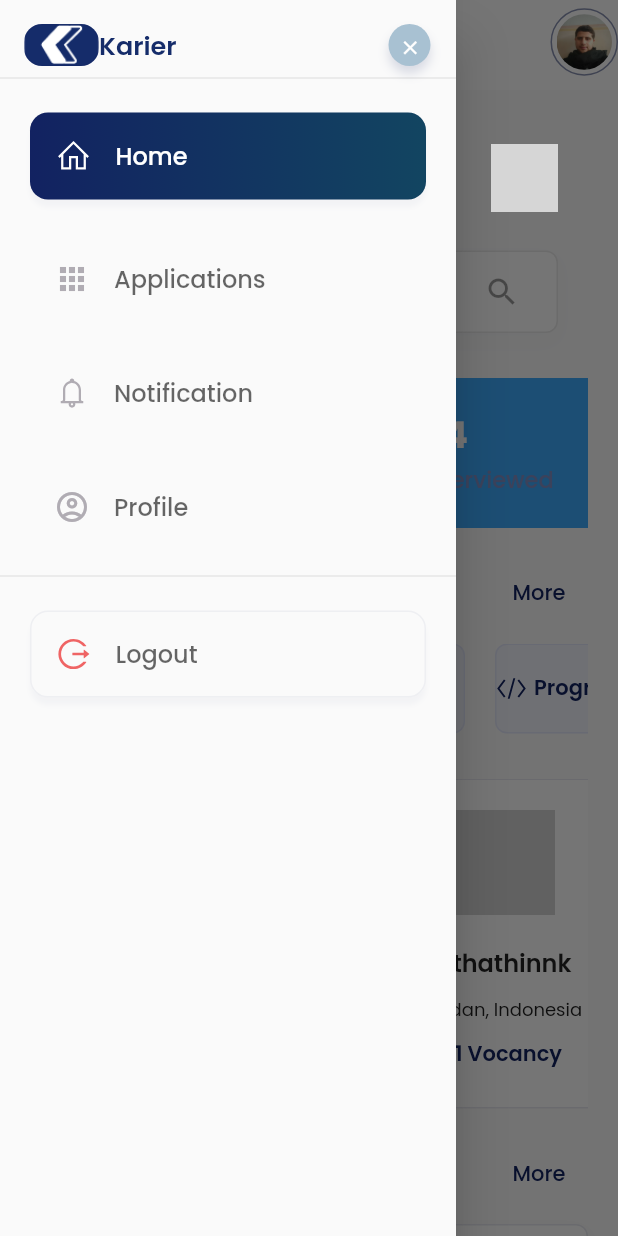
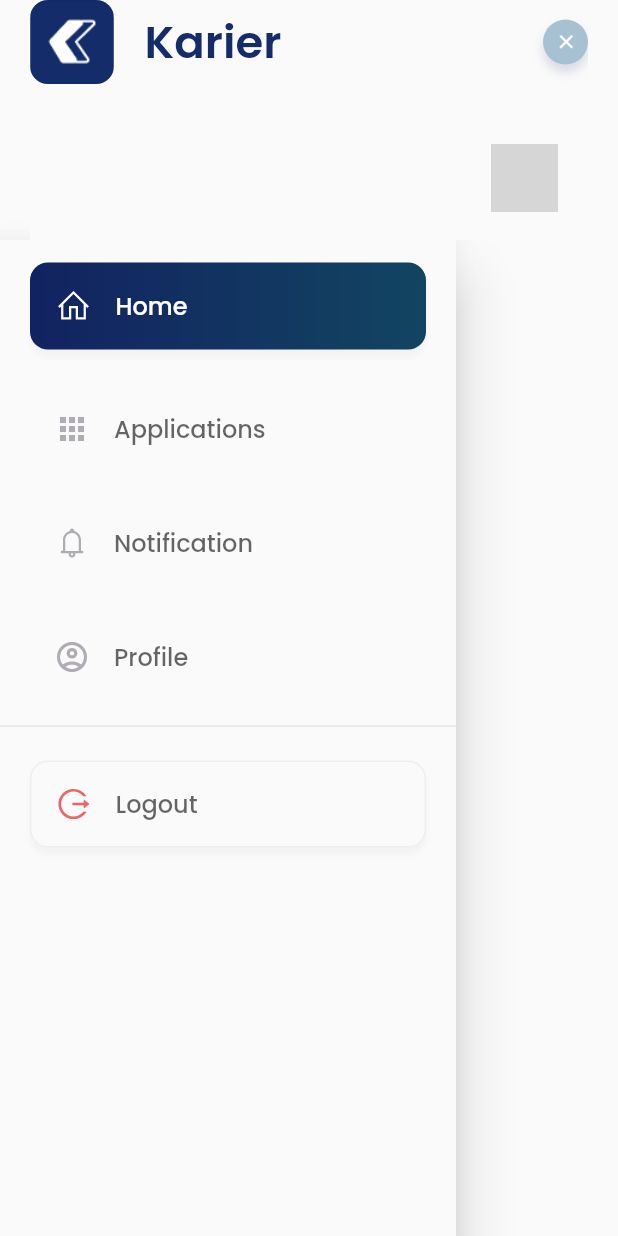
Before and after one commit to IsmailJibril/karier-job-portal, a Flutter app: the KarierHomePage screen opened directly, after a tap on an icon or button, on a phone screen of 412 x 824 dp. Run offline on Flutter 3.47's test engine with Material 2 defaults, Android fonts, the phone set to English and light mode, and no system bars; our stand-ins replace animate_do, carousel_slider, fl_chart, flutter_vector_icons, line_icons; missing offline and left inert: circle_progress_bar; network calls fail; grey boxes are pictures that could not be loaded.

Commit message:
second edir

```diff
--- a/lib/dummy/karier_json.dart
+++ b/lib/dummy/karier_json.dart
@@ -14,25 +14,32 @@ const List karierJson = [
     "description": "Let’s recruit your great candidate faster here ",
   }
 ];
-
+//[17.0, 70.0, 60.0, 75.0, 23.0, 60.0, 27.0, 80.0, 75.0]
+//[30.0, 17.0, 70.0, 55.0, 75.0, 23.0, 60.0, 27.0, 90.0]
 const List karierJobList = [
   {
     "name": "Jobs Applied",
     "point": 874,
-    "color": secondary,
+    "color": Color(0xFF122261),
     "percent": 0.8,
+    "state": "increases",
+    "data": [17.0, 70.0, 60.0, 75.0, 23.0, 60.0, 27.0, 80.0, 75.0]
   },
   {
     "name": "Interviewed",
     "point": 34,
-    "color": primary,
-    "percent": 0.3,
+    "color": Color(0xFF223FAF),
+    "percent": 0.6,
+    "state": "dncreases",
+    "data": [30.0, 17.0, 70.0, 55.0, 75.0, 23.0, 60.0, 27.0, 90.0]
   },
   {
     "name": "Detalied",
     "point": 500,
     "color": grey,
-    "percent": 0.6,
+    "percent": 0.7,
+    "state": "increases",
+    "data": [17.0, 70.0, 60.0, 75.0, 23.0, 60.0, 27.0, 80.0, 75.0]
   },
 ];
 
@@ -238,16 +245,7 @@ const List notifyJson = [
 ];
 
 const List skillsProfileJson = [
-  {
-    "skill": "Drawing",
-    "precentage": 0.7
-  },
-  {
-    "skill": "Research",
-    "precentage": 0.5
-  },
-  {
-    "skill": "Sketch",
-    "precentage": 0.8
-  },
+  {"skill": "Drawing", "precentage": 0.7},
+  {"skill": "Research", "precentage": 0.5},
+  {"skill": "Sketch", "precentage": 0.8},
 ];
--- a/lib/dummy/side_menu_json.dart
+++ b/lib/dummy/side_menu_json.dart
@@ -1,13 +1,10 @@
 
 import 'package:flutter/material.dart';
-import 'package:flutter_vector_icons/flutter_vector_icons.dart';
 import 'package:karier_job_portal/pages/karier_home_page.dart';
 import 'package:karier_job_portal/pages/notifications_page.dart';
 import 'package:karier_job_portal/pages/profile_page.dart';
 import 'package:karier_job_portal/pages/studio_home_page.dart';
 import 'package:line_icons/line_icons.dart';
-
-import '../pages/karier_apply_job_page.dart';
 
 List sideMenuItems = [
   {
--- a/lib/pages/drawer_page.dart
+++ b/lib/pages/drawer_page.dart
@@ -15,22 +15,23 @@ class _DrawerPageState extends State<DrawerPage> {
   List<Color> gradientColors = [Color(0xFF122261), Color(0xFF124561)];
   @override
   Widget build(BuildContext context) {
-    return Drawer(
-      child: ListView(
-        children: [getHeader(), getBody(), getFooter()],
-      ),
+    return Scaffold(
+      backgroundColor: Color(0xFFFAFAFA),
+      appBar: PreferredSize(
+          child: getAppBar(), preferredSize: Size.fromHeight(160)),
+      body: listDrawer(),
     );
   }
 
-  Widget getHeader() {
-    return SizedBox(
-      height: 60,
-      child: DrawerHeader(
-        child: Row(
-          children: [
-            Container(
-              width: 50,
-              height: 50,
+  Widget getAppBar() {
+    return Padding(
+      padding: const EdgeInsets.only(right: 20, left: 20),
+      child: AppBar(
+        backgroundColor: Color(0xFFFAFAFA),
+        elevation: 0,
+        leading: Container(
+          width: 70,
+          height: 45,
           decoration: BoxDecoration(
               color: white,
               borderRadius: BorderRadius.circular(12),
@@ -39,24 +40,25 @@ class _DrawerPageState extends State<DrawerPage> {
                   image: AssetImage("assets/images/Icon.png"),
                   fit: BoxFit.cover)),
         ),
-            Flexible(
-              child: Row(
-                mainAxisAlignment: MainAxisAlignment.spaceBetween,
-                children: [
-                  Text(
+        title: Container(
+          width: 100,
+          height: 50,
+          child: Center(
+            child: Text(
               "Karier",
               style: TextStyle(
                   color: Color(0xFF152C6A),
-                        fontSize: 17,
+                  fontSize: 30,
                   fontWeight: FontWeight.w600),
             ),
+          ),
+        ),
+        actions: [
           Container(
             width: 30,
             height: 30,
-                    decoration: BoxDecoration(
-                        color: grey,
-                        shape: BoxShape.circle,
-                        boxShadow: [
+            decoration:
+                BoxDecoration(color: grey, shape: BoxShape.circle, boxShadow: [
               BoxShadow(
                   color: secondary.withOpacity(0.15),
                   blurRadius: 5,
@@ -77,9 +79,16 @@ class _DrawerPageState extends State<DrawerPage> {
           ),
         ],
       ),
-            )
+    );
+  }
+
+  Widget listDrawer() {
+    return Drawer(
+      child: ListView(
+        children: [
+          getBody(),
+          getFooter(),
         ],
-        ),
       ),
     );
   }
@@ -193,10 +202,12 @@ class _DrawerPageState extends State<DrawerPage> {
                 ),
                 title: Text(
                   "Logout",
-                  style: TextStyle(fontSize: 16,
+                  style: TextStyle(
+                    fontSize: 16,
                     fontFamily: 'Poppins',
                     fontWeight: FontWeight.w500,
-                   color: Color(0x99000000),),
+                    color: Color(0x99000000),
+                  ),
                 ),
               ),
             ),
--- a/lib/pages/karier_home_page.dart
+++ b/lib/pages/karier_home_page.dart
@@ -2,9 +2,12 @@ import 'package:flutter/material.dart';
 import 'package:flutter_vector_icons/flutter_vector_icons.dart';
 import 'package:karier_job_portal/dummy/karier_json.dart';
 import 'package:karier_job_portal/theme/colors.dart';
+import 'package:karier_job_portal/widgets/canvas_draw.dart';
 import 'package:line_icons/line_icons.dart';
 
 import 'drawer_page.dart';
+import 'karier_apply_job_page.dart';
+
 
 class KarierHomePage extends StatefulWidget {
   const KarierHomePage({super.key});
@@ -14,6 +17,7 @@ class KarierHomePage extends StatefulWidget {
 }
 
 class _KarierHomePageState extends State<KarierHomePage> {
+  late Canvas canvas;
   var scaffoldKey = GlobalKey<ScaffoldState>();
   @override
   Widget build(BuildContext context) {
@@ -165,9 +169,6 @@ class _KarierHomePageState extends State<KarierHomePage> {
                     ),
                   ),
                 ),
-                SizedBox(
-                  width: 10,
-                ),
                 Flexible(
                   child: Padding(
                     padding: const EdgeInsets.all(3),
@@ -178,7 +179,8 @@ class _KarierHomePageState extends State<KarierHomePage> {
                           Icons.search,
                           size: 24,
                           color: black.withOpacity(0.4),
-                      )),
+                        ),
+                      ),
                     ),
                   ),
                 )
@@ -199,7 +201,7 @@ class _KarierHomePageState extends State<KarierHomePage> {
           return Padding(
             padding: const EdgeInsets.only(right: 15),
             child: Container(
-              width: (size.width - 35) * 0.6,
+              width: (size.width) * 0.7,
               height: 100,
               decoration: BoxDecoration(
                   borderRadius: BorderRadius.circular(15),
@@ -239,18 +241,19 @@ class _KarierHomePageState extends State<KarierHomePage> {
                         ),
                         Column(
                           children: [
-                            Container(
-                              width: 82,
-                              height: 22,
-                              decoration: BoxDecoration(
-                                  image: DecorationImage(
-                                      image: AssetImage(
-                                          "assets/images/graph.png"))),
+                            CustomPaint(
+                              painter: MyCustomPainter(
+                                  data: karierJobList[index]['data']),
+                              size: Size(85, 25),
                             ),
                             Row(
                               mainAxisAlignment: MainAxisAlignment.end,
                               children: [
-                                karierJobList[index]['percent'] > 0.5
+                                karierJobList[index]['state']
+                                            .toString()
+                                            .toLowerCase()
+                                            .compareTo("increases") ==
+                                        0
                                     ? Icon(
                                         Icons.arrow_drop_up,
                                         size: 22,
@@ -302,7 +305,6 @@ class _KarierHomePageState extends State<KarierHomePage> {
                     fontWeight: FontWeight.w500,
                     color: black),
               ),
-
               Text(
                 "More",
                 style: TextStyle(
@@ -365,6 +367,7 @@ class _KarierHomePageState extends State<KarierHomePage> {
         children: List.generate(karierVocancyList.length, (index) {
           return Padding(
             padding: const EdgeInsets.only(right: 15),
+            child: GestureDetector(
               child: Container(
                 width: 200,
                 height: 220,
@@ -380,8 +383,7 @@ class _KarierHomePageState extends State<KarierHomePage> {
                       Container(
                         width: 70,
                         height: 70,
-                      decoration:
-                          BoxDecoration(color: Color(0xFFD3D3D3)),
+                        decoration: BoxDecoration(color: Color(0xFFD3D3D3)),
                       ),
                       const SizedBox(height: 20),
                       Text(
@@ -413,6 +415,7 @@ class _KarierHomePageState extends State<KarierHomePage> {
                         ),
                       ),
                     ],
+                  ),
                 ),
               ),
             ),
@@ -457,6 +460,28 @@ class _KarierHomePageState extends State<KarierHomePage> {
           children: List.generate(karierVocanciesLists.length, (index) {
             return Padding(
               padding: const EdgeInsets.only(bottom: 10),
+              child: GestureDetector(
+                onTap: () {
+                  Navigator.push(
+                      context,
+                      MaterialPageRoute(
+                        builder: (_) => KarierApplyJobPage(
+                          vocancyName: karierVocanciesLists[index]
+                              ['vocancy_name'],
+                          location: karierVocanciesLists[index]['location'],
+                          typeCourse: karierVocanciesLists[index]
+                              ['type_course'],
+                          lastVisit: karierVocanciesLists[index]['last_visit']
+                              .toString(),
+                          initialPrice: karierVocanciesLists[index]
+                                  ['initial_price']
+                              .toString(),
+                          endPrice: karierVocanciesLists[index]['end_price']
+                              .toString(),
+                          save: karierVocanciesLists[index]['save'],
+                        ),
+                      ));
+                },
                 child: Container(
                   width: size.width - 40,
                   height: 130,
@@ -471,7 +496,8 @@ class _KarierHomePageState extends State<KarierHomePage> {
                             offset: Offset(0, 5))
                       ]),
                   child: Padding(
-                  padding: const EdgeInsets.only(right: 15, left: 15, top: 20),
+                    padding:
+                        const EdgeInsets.only(right: 15, left: 15, top: 20),
                     child: Row(
                       crossAxisAlignment: CrossAxisAlignment.start,
                       children: [
@@ -492,7 +518,8 @@ class _KarierHomePageState extends State<KarierHomePage> {
                                 children: [
                                   Flexible(
                                     child: Text(
-                                    karierVocanciesLists[index]['vocancy_name'],
+                                      karierVocanciesLists[index]
+                                          ['vocancy_name'],
                                       softWrap: true,
                                       style: TextStyle(
                                         fontSize: 14,
@@ -576,6 +603,7 @@ class _KarierHomePageState extends State<KarierHomePage> {
                     ),
                   ),
                 ),
+              ),
             );
           }),
         )
--- a/lib/pages/studio_home_page.dart
+++ b/lib/pages/studio_home_page.dart
@@ -1,6 +1,8 @@
 import 'package:flutter/material.dart';
 import 'package:karier_job_portal/theme/colors.dart';
 import 'package:line_icons/line_icons.dart';
+
+import 'karier_search_page.dart';
 
 class StudioHomePage extends StatefulWidget {
   const StudioHomePage({super.key});
@@ -224,7 +226,14 @@ class _StudioHomePageState extends State<StudioHomePage> {
                         ),
                       ],
                     ),
-                    Container(
+                    GestureDetector(
+                      onTap: () {
+                        Navigator.push(
+                            context,
+                            MaterialPageRoute(
+                                builder: (_) => KarierSearchPage()));
+                      },
+                      child: Container(
                         width: 32,
                         height: 40,
                         decoration: BoxDecoration(color: white),
@@ -241,6 +250,7 @@ class _StudioHomePageState extends State<StudioHomePage> {
                               color: Color(0xFF122261),
                             ),
                           ],
+                        ),
                       ),
                     )
                   ],
--- /dev/null
+++ b/lib/widgets/canvas_draw.dart
@@ -0,0 +1,82 @@
+import 'package:flutter/material.dart';
+import 'package:karier_job_portal/theme/colors.dart';
+
+void main() => runApp(MyApp());
+
+class MyCustomPainter extends CustomPainter {
+  final List<double> data;
+  final double maxPercentage;
+  final double minPercentage;
+  final Color lineColor;
+  final Color pointColor;
+
+  MyCustomPainter({
+    required this.data,
+    this.maxPercentage = 100.0,
+    this.minPercentage = 0.0,
+    this.lineColor = white,
+    this.pointColor = white,
+  });
+
+  @override
+  void paint(Canvas canvas, Size size) {
+    final paint = Paint()
+      ..strokeWidth = 5.0
+      ..style = PaintingStyle.stroke;
+
+    final dataLength = data.length;
+    final dataStep = size.width / (dataLength - 1);
+
+    // Calculate vertical scale factors
+    final verticalRange = maxPercentage - minPercentage;
+    final verticalScaleFactor =
+        verticalRange != 0 ? size.height / verticalRange : 1.0;
+
+    // Draw the line graph
+    final path = Path();
+    path.moveTo(
+        0, size.height - (data[0] - minPercentage) * verticalScaleFactor);
+
+    for (int i = 1; i < dataLength; i++) {
+      final x = i * dataStep;
+      final y = size.height - (data[i] - minPercentage) * verticalScaleFactor;
+      path.lineTo(x, y);
+    }
+
+    paint.color = lineColor;
+    canvas.drawPath(path, paint);
+
+    // Draw data points
+    for (int i = 0; i < dataLength; i++) {
+      final x = i * dataStep;
+      final y = size.height - (data[i] - minPercentage) * verticalScaleFactor;
+
+      paint.color = pointColor;
+      canvas.drawCircle(Offset(x, y), 1.0, paint);
+    }
+  }
+
+  @override
+  bool shouldRepaint(CustomPainter oldDelegate) {
+    return false;
+  }
+}
+
+class MyApp extends StatelessWidget {
+  @override
+  Widget build(BuildContext context) {
+    return MaterialApp(
+      home: Scaffold(
+        appBar: AppBar(title: Text('Percentage Change Line Graph')),
+        body: Center(
+          child: CustomPaint(
+            painter: MyCustomPainter(
+              data: [20.0, 35.0, 50.0, 65.0, 40.0, 60.0, 80.0],
+            ),
+            size: Size(300, 200),
+          ),
+        ),
+      ),
+    );
+  }
+}
--- a/lib/widgets/chart_line.dart
+++ b/lib/widgets/chart_line.dart
@@ -18,10 +18,14 @@ LineChartData activityData() {
             spots: [
               FlSpot(0, 3),
               FlSpot(2.6, 2.5),
-
+              FlSpot(4.9, 4),
+              FlSpot(6.7, 3.5),
+              FlSpot(8, 4.5),
+              FlSpot(9.5, 3),
+              FlSpot(11, 5),
             ],
             isCurved: true,
-            color: white,
+            color: primary,
             barWidth: 2,
             isStrokeCapRound: true,
             dotData: FlDotData(show: false),
```
Lines whose indentation alone changed are shown as unchanged.
